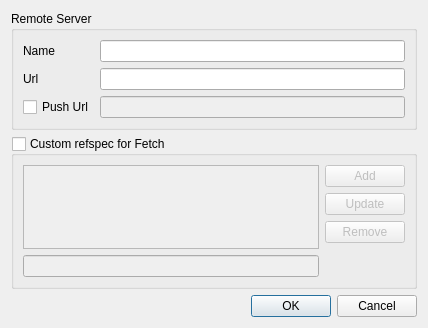
Before: the Qt Designer form Modules/Remotes/RemoteCreateEditDlg.ui in macgitver/MacGitver, drawn with Qt 5.
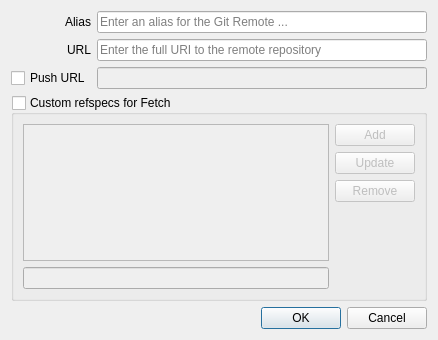
After: the same form once the commit is applied. Custom widgets are drawn as their Qt base class.

Commit message:
Remotes Module: minor cleanup in the edit dialog for Git Remotes
The dialog is non-functional yet. It could use the (Options ...) technique from the clone dialog to hide the "advanced options".

```diff
--- a/Modules/Remotes/RemoteCreateEditDlg.ui
+++ b/Modules/Remotes/RemoteCreateEditDlg.ui
@@ -6,21 +6,18 @@
    <rect>
     <x>0</x>
     <y>0</y>
-    <width>428</width>
-    <height>307</height>
+    <width>438</width>
+    <height>340</height>
    </rect>
   </property>
-  <layout class="QGridLayout" name="gridLayout_3">
-   <item row="0" column="0">
-    <widget class="QGroupBox" name="groupBox">
-     <property name="title">
-      <string>Remote Server</string>
-     </property>
      <layout class="QGridLayout" name="gridLayout">
       <item row="1" column="0">
        <widget class="QLabel" name="label_2">
         <property name="text">
-         <string>Url</string>
+      <string>URL</string>
+     </property>
+     <property name="alignment">
+      <set>Qt::AlignRight|Qt::AlignTrailing|Qt::AlignVCenter</set>
         </property>
         <property name="buddy">
          <cstring>txtUrl</cstring>
@@ -29,35 +26,14 @@
       </item>
       <item row="1" column="1">
        <widget class="LineEdit" name="txtUrl">
-        <property name="mandatory" stdset="0">
-         <bool>true</bool>
-        </property>
-       </widget>
-      </item>
-      <item row="0" column="0">
-       <widget class="QLabel" name="label">
-        <property name="text">
-         <string>Name</string>
-        </property>
-        <property name="buddy">
-         <cstring>txtName</cstring>
-        </property>
-       </widget>
-      </item>
-      <item row="0" column="1">
-       <widget class="LineEdit" name="txtName">
+     <property name="placeholderText">
+      <string>Enter the full URI to the remote repository</string>
+     </property>
         <property name="mandatory" stdset="0">
          <bool>true</bool>
         </property>
        </widget>
       </item>
-      <item row="2" column="0">
-       <widget class="QCheckBox" name="chkPushUrl">
-        <property name="text">
-         <string>Push Url</string>
-        </property>
-       </widget>
-      </item>
       <item row="2" column="1">
        <widget class="LineEdit" name="txtPushUrl">
         <property name="enabled">
@@ -68,13 +44,20 @@
         </property>
        </widget>
       </item>
-     </layout>
+   <item row="4" column="0" colspan="2">
+    <widget class="QDialogButtonBox" name="buttonBox">
+     <property name="orientation">
+      <enum>Qt::Horizontal</enum>
+     </property>
+     <property name="standardButtons">
+      <set>QDialogButtonBox::Cancel|QDialogButtonBox::Ok</set>
+     </property>
     </widget>
    </item>
-   <item row="1" column="0">
+   <item row="3" column="0" colspan="2">
     <widget class="QGroupBox" name="chkRefSpecs">
      <property name="title">
-      <string>Custom refspec for Fetch</string>
+      <string>Custom refspecs for Fetch</string>
      </property>
      <property name="checkable">
       <bool>true</bool>
@@ -139,13 +122,36 @@
      </layout>
     </widget>
    </item>
+   <item row="0" column="0">
+    <widget class="QLabel" name="label">
+     <property name="text">
+      <string>Alias</string>
+     </property>
+     <property name="alignment">
+      <set>Qt::AlignRight|Qt::AlignTrailing|Qt::AlignVCenter</set>
+     </property>
+     <property name="buddy">
+      <cstring>txtName</cstring>
+     </property>
+    </widget>
+   </item>
+   <item row="0" column="1">
+    <widget class="LineEdit" name="txtName">
+     <property name="toolTip">
+      <string/>
+     </property>
+     <property name="placeholderText">
+      <string>Enter an alias for the Git Remote ...</string>
+     </property>
+     <property name="mandatory" stdset="0">
+      <bool>true</bool>
+     </property>
+    </widget>
+   </item>
    <item row="2" column="0">
-    <widget class="QDialogButtonBox" name="buttonBox">
-     <property name="orientation">
-      <enum>Qt::Horizontal</enum>
-     </property>
-     <property name="standardButtons">
-      <set>QDialogButtonBox::Cancel|QDialogButtonBox::Ok</set>
+    <widget class="QCheckBox" name="chkPushUrl">
+     <property name="text">
+      <string>Push URL</string>
      </property>
     </widget>
    </item>
```
Left out of the diff: 4 changed lines with no effect on the pictures. Lines whose indentation alone changed are shown as unchanged.
